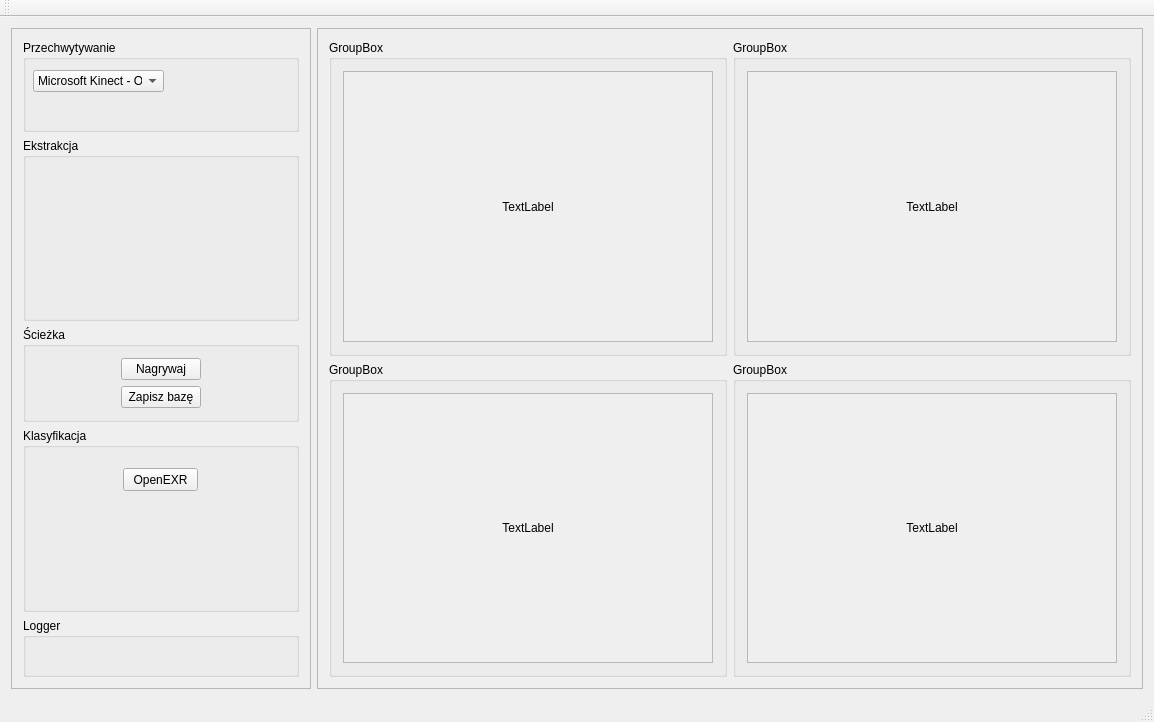
Gerwand/opengrl, file OpenGRL_GUI/MainWindow.ui: the form before one commit.
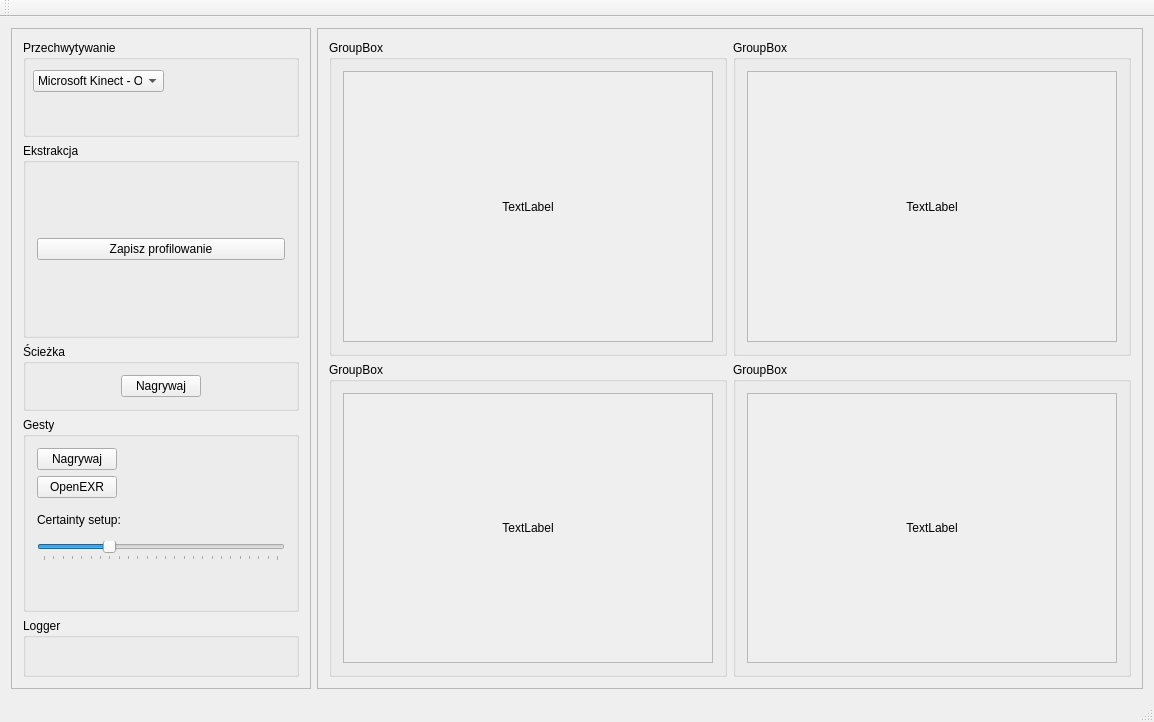
The form after the commit.

What changed in the file:
```diff
--- a/OpenGRL_GUI/MainWindow.ui
+++ b/OpenGRL_GUI/MainWindow.ui
@@ -13,8 +13,11 @@
   <property name="windowTitle">
    <string>MainWindow</string>
   </property>
+  <property name="documentMode">
+   <bool>false</bool>
+  </property>
   <widget class="QWidget" name="centralWidget">
-   <layout class="QHBoxLayout" name="horizontalLayout">
+   <layout class="QVBoxLayout" name="verticalLayout_11">
     <item>
      <layout class="QHBoxLayout" name="horizontalLayout_2">
       <item>
@@ -70,6 +73,15 @@
            <property name="title">
             <string>Ekstrakcja</string>
            </property>
+           <layout class="QHBoxLayout" name="horizontalLayout">
+            <item>
+             <widget class="QPushButton" name="saveProfileButton">
+              <property name="text">
+               <string>Zapisz profilowanie</string>
+              </property>
+             </widget>
+            </item>
+           </layout>
           </widget>
          </item>
          <item>
@@ -91,34 +103,90 @@
               </property>
              </widget>
             </item>
-            <item row="1" column="0">
-             <widget class="QPushButton" name="saveTrackButton">
-              <property name="text">
-               <string>Zapisz bazę</string>
-              </property>
-             </widget>
-            </item>
            </layout>
           </widget>
          </item>
          <item>
           <widget class="QGroupBox" name="groupBox_3">
            <property name="title">
-            <string>Klasyfikacja</string>
+            <string>Gesty</string>
            </property>
-           <widget class="QPushButton" name="exrButton">
-            <property name="geometry">
-             <rect>
-              <x>100</x>
-              <y>40</y>
-              <width>75</width>
-              <height>23</height>
-             </rect>
-            </property>
-            <property name="text">
-             <string>OpenEXR</string>
-            </property>
-           </widget>
+           <layout class="QVBoxLayout" name="verticalLayout_12">
+            <item>
+             <widget class="QPushButton" name="saveGestureButton">
+              <property name="sizePolicy">
+               <sizepolicy hsizetype="Fixed" vsizetype="Fixed">
+                <horstretch>0</horstretch>
+                <verstretch>0</verstretch>
+               </sizepolicy>
+              </property>
+              <property name="text">
+               <string>Nagrywaj</string>
+              </property>
+             </widget>
+            </item>
+            <item>
+             <widget class="QPushButton" name="exrButton">
+              <property name="sizePolicy">
+               <sizepolicy hsizetype="Fixed" vsizetype="Fixed">
+                <horstretch>0</horstretch>
+                <verstretch>0</verstretch>
+               </sizepolicy>
+              </property>
+              <property name="text">
+               <string>OpenEXR</string>
+              </property>
+             </widget>
+            </item>
+            <item>
+             <widget class="QLabel" name="label">
+              <property name="text">
+               <string>Certainty setup:</string>
+              </property>
+             </widget>
+            </item>
+            <item>
+             <widget class="QSlider" name="certainty">
+              <property name="sizePolicy">
+               <sizepolicy hsizetype="Fixed" vsizetype="Fixed">
+                <horstretch>0</horstretch>
+                <verstretch>0</verstretch>
+               </sizepolicy>
+              </property>
+              <property name="maximumSize">
+               <size>
+                <width>250</width>
+                <height>16777215</height>
+               </size>
+              </property>
+              <property name="maximum">
+               <number>250</number>
+              </property>
+              <property name="value">
+               <number>70</number>
+              </property>
+              <property name="orientation">
+               <enum>Qt::Horizontal</enum>
+              </property>
+              <property name="tickPosition">
+               <enum>QSlider::TicksBelow</enum>
+              </property>
+              <property name="tickInterval">
+               <number>0</number>
+              </property>
+             </widget>
+            </item>
+            <item>
+             <widget class="QLabel" name="certaintyValue">
+              <property name="text">
+               <string/>
+              </property>
+              <property name="alignment">
+               <set>Qt::AlignCenter</set>
+              </property>
+             </widget>
+            </item>
+           </layout>
           </widget>
          </item>
          <item>
```
Left out of the diff: 18 changed lines with no effect on the pictures.
